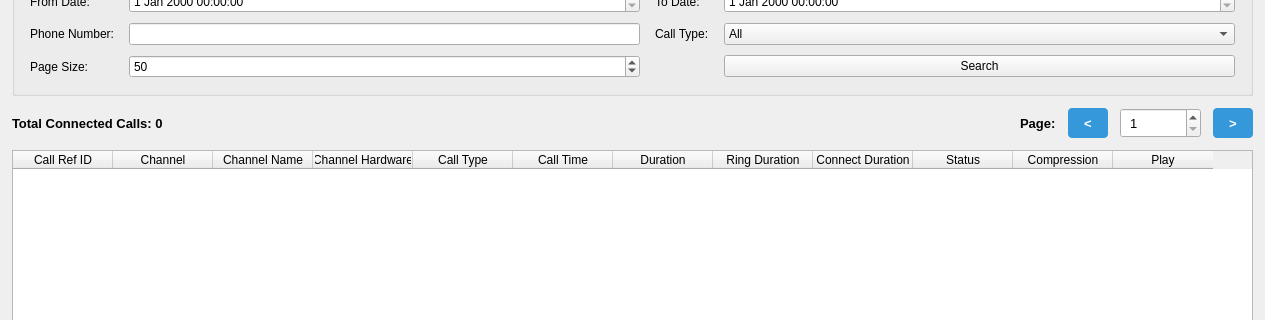
Above: timetimecalls.ui from sanjayvanan/Xtend-Voice_Logger before the change; both pictures show x 0 to 1265 and y 92 to 412 of the 1265 by 654 pixel window. Below: the same form after it.
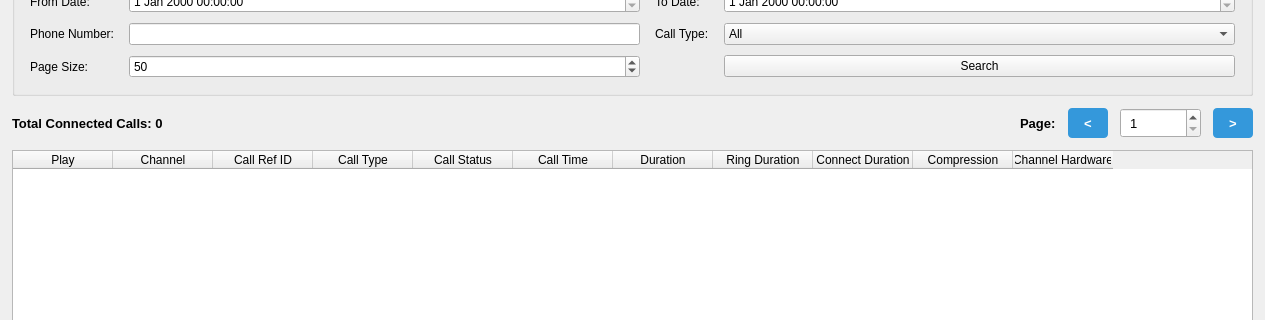
That is the form after the change.

Commit message: Call History Alterations

```diff
--- a/timetimecalls.ui
+++ b/timetimecalls.ui
@@ -330,7 +330,7 @@
      </property>
      <column>
       <property name="text">
-       <string>Call Ref ID</string>
+       <string>Play</string>
       </property>
      </column>
      <column>
@@ -340,12 +340,7 @@
      </column>
      <column>
       <property name="text">
-       <string>Channel Name</string>
-      </property>
-     </column>
-     <column>
-      <property name="text">
-       <string>Channel Hardware</string>
+       <string>Call Ref ID</string>
       </property>
      </column>
      <column>
@@ -353,6 +348,11 @@
        <string>Call Type</string>
       </property>
      </column>
+     <column>
+      <property name="text">
+       <string>Call Status</string>
+      </property>
+     </column>
      <column>
       <property name="text">
        <string>Call Time</string>
@@ -373,11 +373,6 @@
        <string>Connect Duration</string>
       </property>
      </column>
-     <column>
-      <property name="text">
-       <string>Status</string>
-      </property>
-     </column>
      <column>
       <property name="text">
        <string>Compression</string>
@@ -385,7 +380,7 @@
      </column>
      <column>
       <property name="text">
-       <string>Play</string>
+       <string>Channel Hardware</string>
       </property>
      </column>
     </widget>
```
The commit also changes 8 other files.
